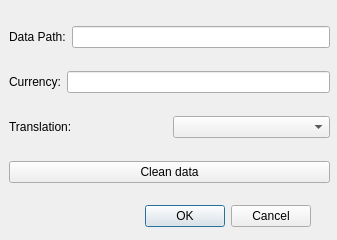
First picture: the form in settings/settings.ui, repository SnipeStudio/SnipeStudio_Budjet_manager, before the edit.
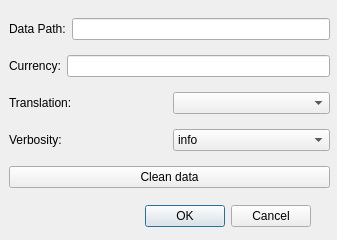
Second picture: the form after the edit.

The edit to the form file:
```diff
--- a/settings/settings.ui
+++ b/settings/settings.ui
@@ -81,6 +81,36 @@
       </item>
      </layout>
     </item>
+    <item>
+     <layout class="QHBoxLayout" name="element_verbosity">
+      <item>
+       <widget class="QLabel" name="Verbosity">
+        <property name="text">
+         <string>Verbosity:</string>
+        </property>
+       </widget>
+      </item>
+      <item>
+       <widget class="QComboBox" name="verbositySelect">
+        <item>
+         <property name="text">
+          <string>info</string>
+         </property>
+        </item>
+        <item>
+         <property name="text">
+          <string>verbose</string>
+         </property>
+        </item>
+        <item>
+         <property name="text">
+          <string>debug</string>
+         </property>
+        </item>
+       </widget>
+      </item>
+     </layout>
+    </item>
     <item>
      <layout class="QHBoxLayout" name="element_clean">
       <item>
```
